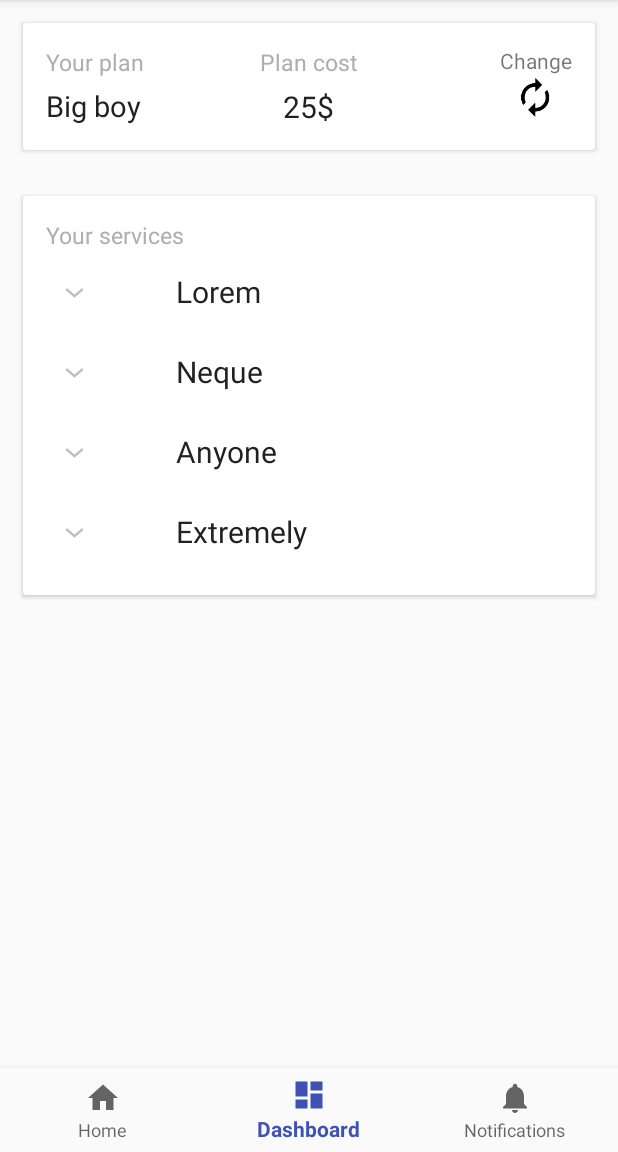
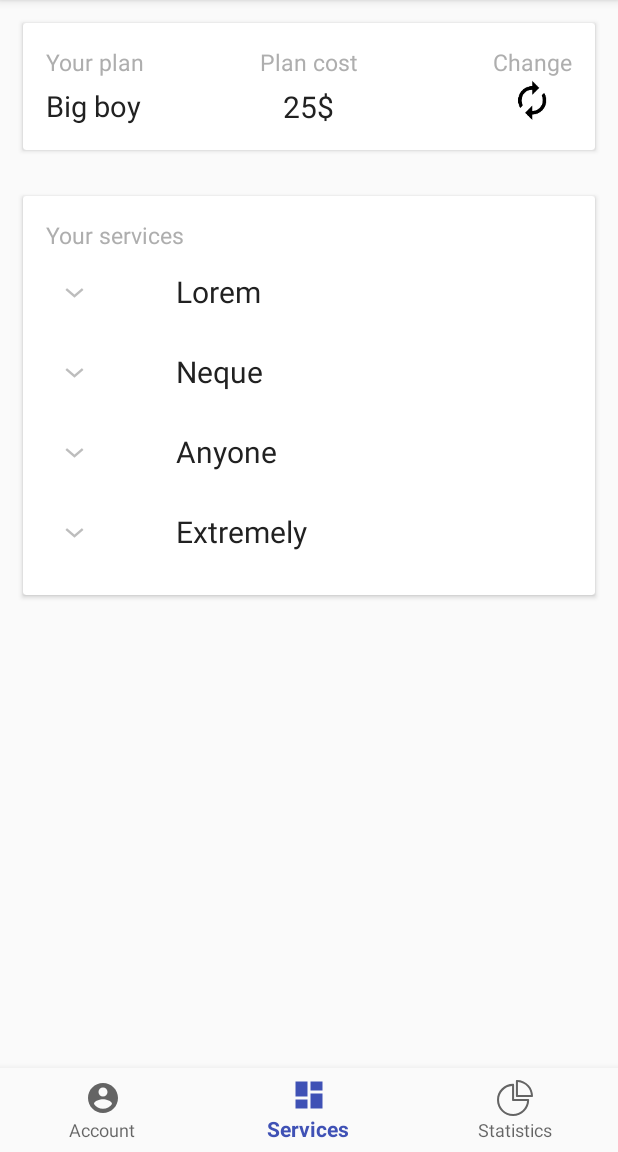
Before and after one commit to StanevDev/Telephony-Mobile, an Android app: the screen it shows after launch (MainActivity), item 2 of the bottom bar chosen, on a phone screen of 412 x 824 dp, the part 84-1236 px from its top. Run offline under Robolectric (Android 15) with nearby library versions, the light colour scheme and no system bars; our stand-ins replace ButterKnife.

Commit message:
Icons and fixes

```diff
--- a/app/src/main/java/edu/jam/telephony/ui/MainActivity.java
+++ b/app/src/main/java/edu/jam/telephony/ui/MainActivity.java
@@ -1,7 +1,6 @@
 package edu.jam.telephony.ui;
 
 import android.os.Bundle;
-import android.support.annotation.NonNull;
 import android.support.design.widget.BottomNavigationView;
 import android.support.v4.app.FragmentTransaction;
 import android.support.v7.app.AppCompatActivity;
@@ -26,18 +25,21 @@ public class MainActivity extends AppCompatActivity {
 
         navigationView.setOnNavigationItemSelectedListener(mOnNavigationItemSelectedListener);
 
-        showPlanServiceFragment();
+
+        showAccountFragment();
     }
 
     private BottomNavigationView.OnNavigationItemSelectedListener mOnNavigationItemSelectedListener
             = item -> {
                 switch (item.getItemId()) {
                     case R.id.navigation_home:
+                        showAccountFragment();
                         return true;
                     case R.id.navigation_dashboard:
                         showPlanServiceFragment();
                         return true;
                     case R.id.navigation_notifications:
+                        showStatisticsFragment();
                         return true;
                 }
                 return false;
--- /dev/null
+++ b/app/src/main/res/drawable/ic_account_circle_black.xml
@@ -0,0 +1,9 @@
+<vector xmlns:android="http://schemas.android.com/apk/res/android"
+        android:width="24dp"
+        android:height="24dp"
+        android:viewportWidth="24.0"
+        android:viewportHeight="24.0">
+    <path
+        android:fillColor="#FF000000"
+        android:pathData="M12,2C6.48,2 2,6.48 2,12s4.48,10 10,10 10,-4.48 10,-10S17.52,2 12,2zM12,5c1.66,0 3,1.34 3,3s-1.34,3 -3,3 -3,-1.34 -3,-3 1.34,-3 3,-3zM12,19.2c-2.5,0 -4.71,-1.28 -6,-3.22 0.03,-1.99 4,-3.08 6,-3.08 1.99,0 5.97,1.09 6,3.08 -1.29,1.94 -3.5,3.22 -6,3.22z"/>
+</vector>
--- /dev/null
+++ b/app/src/main/res/drawable/ic_stats.xml
@@ -0,0 +1,14 @@
+<?xml version="1.0" encoding="utf-8"?>
+<vector xmlns:android="http://schemas.android.com/apk/res/android"
+    android:width="476.3dp"
+    android:height="476.3dp"
+    android:viewportWidth="476.3"
+    android:viewportHeight="476.3">
+
+    <path
+        android:fillColor="#000000"
+        android:pathData="M411.75,250.2h-185.6V64.6c0-7.5-6-13.5-13.5-13.5c-117.2,0-212.6,95.4-212.6,212.6s95.4,212.6,212.6,212.6 s212.6-95.4,212.6-212.6C425.25,256.3,419.15,250.2,411.75,250.2z M212.65,449.3c-102.3,0-185.6-83.3-185.6-185.6 c0-97.8,76-178.2,172.1-185.1v185.1c0,7.5,6,13.5,13.5,13.5h185.1C390.85,373.3,310.45,449.3,212.65,449.3z" />
+    <path
+        android:fillColor="#000000"
+        android:pathData="M476.25,211.9c-0.2-51.6-19.1-101.3-53.2-140C382.65,26.2,324.65,0,263.65,0c-7.5,0-13.5,6-13.5,13.5v199.1 c0,7.5,6,13.5,13.5,13.5h199.1l0,0c7.5,0,13.5-6,13.5-13.5C476.25,212.4,476.25,212.2,476.25,211.9z M277.15,199.2V27.6 c48.2,3.5,93.4,25.8,125.6,62.3c27,30.5,43,68.9,46,109.3H277.15z" />
+</vector>
--- a/app/src/main/res/layout/fragment_change_plan.xml
+++ b/app/src/main/res/layout/fragment_change_plan.xml
@@ -66,7 +66,8 @@
                 <TextView
                     android:layout_width="wrap_content"
                     android:layout_height="wrap_content"
-                    android:text="Change" />
+                    android:text="Change"
+                    style="@style/LabelTextStyle"/>
 
                 <ImageView
                     android:layout_width="30dp"
--- a/app/src/main/res/menu/navigation.xml
+++ b/app/src/main/res/menu/navigation.xml
@@ -3,17 +3,17 @@
 
     <item
         android:id="@+id/navigation_home"
-        android:icon="@drawable/ic_home_black_24dp"
-        android:title="@string/title_home" />
+        android:icon="@drawable/ic_account_circle_black"
+        android:title="Account" />
 
     <item
         android:id="@+id/navigation_dashboard"
         android:icon="@drawable/ic_dashboard_black_24dp"
-        android:title="@string/title_dashboard" />
+        android:title="Services" />
 
     <item
         android:id="@+id/navigation_notifications"
-        android:icon="@drawable/ic_notifications_black_24dp"
-        android:title="@string/title_notifications" />
+        android:icon="@drawable/ic_stats"
+        android:title="Statistics" />
 
 </menu>
```
